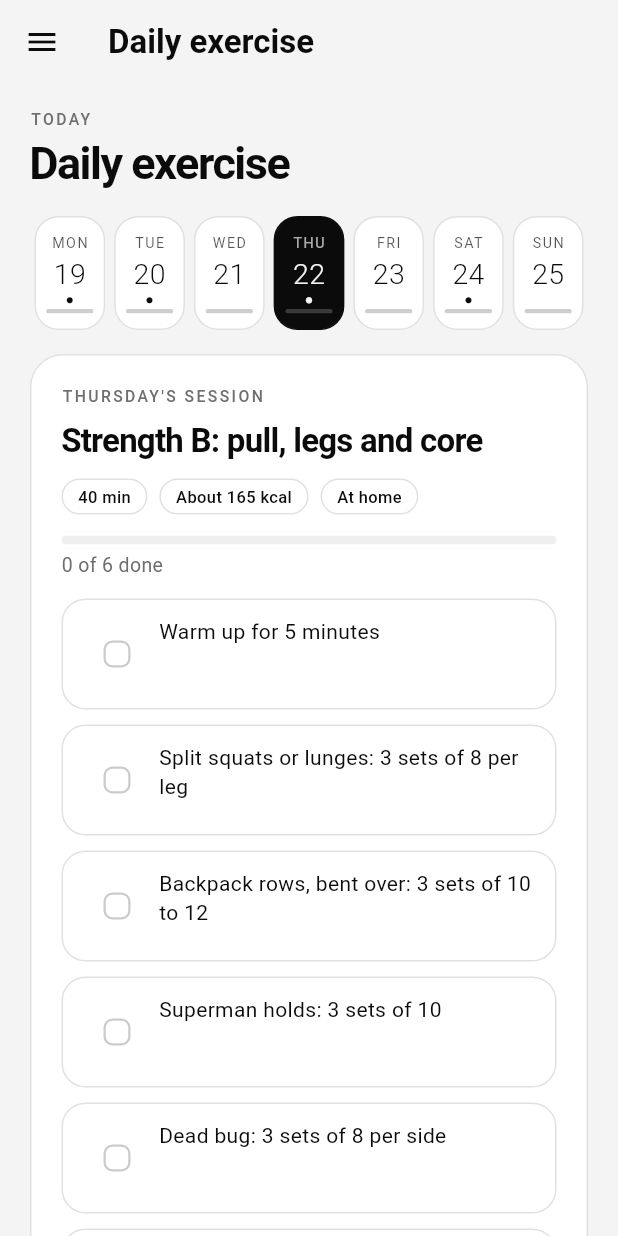
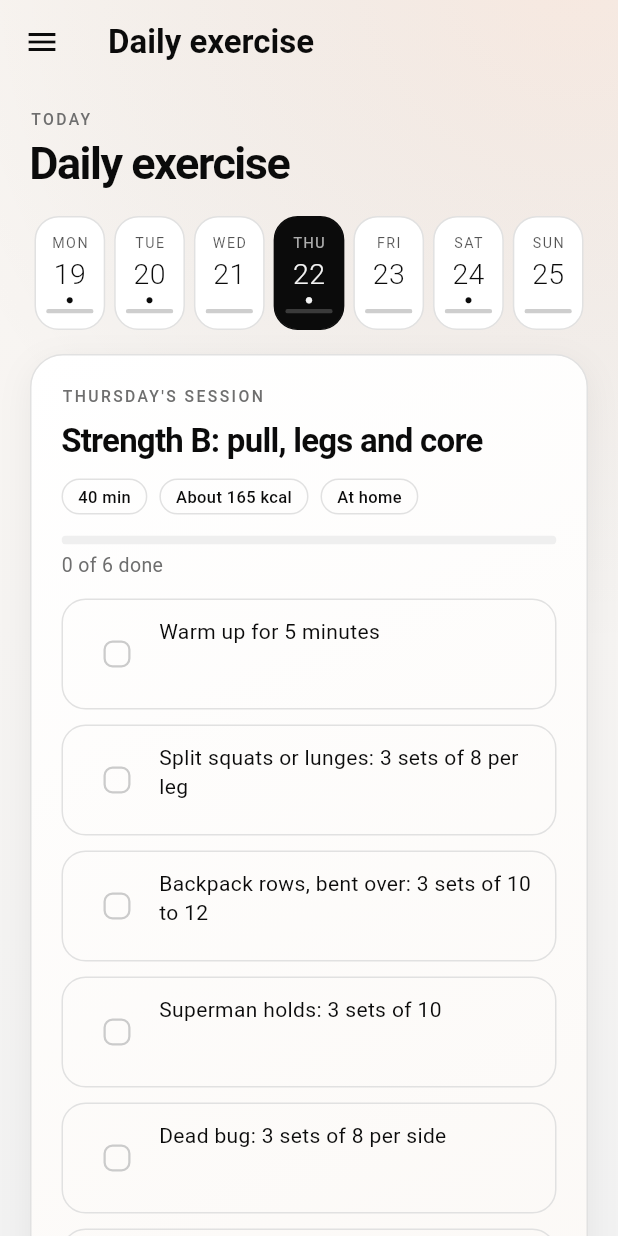
Before and after one commit to usamatech1/pureburn, a Flutter app: the screen it shows after launch, after a tap on "WORKOUT", on a phone screen of 412 x 824 dp. Run offline on Flutter 3.47's test engine with Material 3 defaults, Android fonts, the phone set to English and light mode, and no system bars; our stand-ins replace flutter_local_notifications, google_sign_in, local_auth, pedometer, permission_handler, share_plus and 2 more; missing offline and left inert: dart:html.

Commit message:
Calm premium ambience, clearer switches, light haptics, smoother page changes, debounced saves
Co-Authored-By: Claude Sonnet 5.5 <noreply@anthropic.com>
Claude-Session: https://claude.ai/code/session_01UnSAGRW2TjAb1brdbYaeEo

```diff
--- a/lib/health_pages.dart
+++ b/lib/health_pages.dart
@@ -116,6 +116,7 @@ class _HealthPageState extends State<HealthPage> {
       return;
     }
     final l = readings()..add({'t': 'sugar', 'd': app.selDate, 'v': v, 'c': ctx, 'at': DateTime.now().millisecondsSinceEpoch});
+    buzz(true);
     _store(l);
     sugar.clear();
     setState(() => lastSugar = sugarStatus(v, ctx));
@@ -130,6 +131,7 @@ class _HealthPageState extends State<HealthPage> {
       return;
     }
     final l = readings()..add({'t': 'bp', 'd': app.selDate, 's': s, 'di': d, if (p != null && p >= 30 && p <= 220) 'p': p, 'at': DateTime.now().millisecondsSinceEpoch});
+    buzz(true);
     _store(l);
     sys.clear();
     dia.clear();
--- a/lib/main.dart
+++ b/lib/main.dart
@@ -32,6 +32,11 @@ ThemeData _theme(Brightness b) {
     useMaterial3: true,
     colorScheme: scheme,
     scaffoldBackgroundColor: scheme.surface,
+    switchTheme: SwitchThemeData(
+      thumbColor: WidgetStateProperty.resolveWith((s) => s.contains(WidgetState.selected) ? scheme.onPrimary : (dark ? const Color(0xFFB5B5B5) : const Color(0xFF6B6B6B))),
+      trackColor: WidgetStateProperty.resolveWith((s) => s.contains(WidgetState.selected) ? scheme.primary : (dark ? const Color(0xFF1E1E1E) : const Color(0xFFE2E2E2))),
+      trackOutlineColor: WidgetStateProperty.resolveWith((s) => s.contains(WidgetState.selected) ? scheme.primary : (dark ? const Color(0xFF8A8A8A) : const Color(0xFF7A7A7A))),
+    ),
     checkboxTheme: CheckboxThemeData(
       fillColor: WidgetStateProperty.resolveWith((s) => s.contains(WidgetState.selected) ? scheme.primary : Colors.transparent),
       checkColor: WidgetStateProperty.all(scheme.onPrimary),
@@ -49,6 +54,9 @@ ThemeData _theme(Brightness b) {
   );
 }
 
+final ThemeData _lightTheme = _theme(Brightness.light);
+final ThemeData _darkTheme = _theme(Brightness.dark);
+
 class PureBurnApp extends StatelessWidget {
   const PureBurnApp({super.key});
   @override
@@ -59,8 +67,8 @@ class PureBurnApp extends StatelessWidget {
         title: 'PureBurn',
         debugShowCheckedModeBanner: false,
         themeMode: app.theme,
-        theme: _theme(Brightness.light),
-        darkTheme: _theme(Brightness.dark),
+        theme: _lightTheme,
+        darkTheme: _darkTheme,
         builder: (context, child) => Directionality(
           textDirection: TextDirection.ltr,
           child: child ?? const SizedBox.shrink(),
@@ -134,6 +142,7 @@ class Shell extends StatelessWidget {
                 if (m.group != null)
                   Padding(padding: const EdgeInsets.fromLTRB(12, 14, 12, 6), child: Eyebrow(m.group!)),
                 _NavBtn(m: m, on: app.mod == m.id, onTap: () {
+                  buzz();
                   app.go(m.id);
                   if (drawer) Navigator.of(context).pop();
                 }),
@@ -158,6 +167,7 @@ class Shell extends StatelessWidget {
     final m = mods.firstWhere((x) => x.id == app.mod);
     final body = SingleChildScrollView(
       key: ValueKey(app.mod),
+      primary: false,
       padding: const EdgeInsets.fromLTRB(20, 16, 20, 60),
       child: Center(
         child: ConstrainedBox(
@@ -174,14 +184,24 @@ class Shell extends StatelessWidget {
         ),
       ),
     );
+    final animated = AnimatedSwitcher(
+      duration: const Duration(milliseconds: 220),
+      switchInCurve: Curves.easeOutCubic,
+      transitionBuilder: (w, a) => FadeTransition(
+        opacity: a,
+        child: SlideTransition(position: Tween<Offset>(begin: const Offset(0, 0.015), end: Offset.zero).animate(a), child: w),
+      ),
+      child: body,
+    );
     if (wide) {
-      return LockGate(child: Scaffold(body: Row(children: [_side(context), Expanded(child: body)])));
+      return LockGate(child: Ambient(child: Scaffold(backgroundColor: Colors.transparent, body: Row(children: [_side(context), Expanded(child: animated)]))));
     }
-    return LockGate(child: Scaffold(
-      appBar: AppBar(title: app.mod == 'dashboard' ? const BrandLockup() : Text(m.title, style: const TextStyle(fontWeight: FontWeight.w700)), backgroundColor: Theme.of(context).scaffoldBackgroundColor, elevation: 0),
+    return LockGate(child: Ambient(child: Scaffold(
+      backgroundColor: Colors.transparent,
+      appBar: AppBar(title: app.mod == 'dashboard' ? const BrandLockup() : Text(m.title, style: const TextStyle(fontWeight: FontWeight.w700)), backgroundColor: Colors.transparent, elevation: 0, scrolledUnderElevation: 0),
       drawer: Builder(builder: (ctx) => Drawer(width: 268, child: _side(ctx, drawer: true))),
-      body: body,
-    ));
+      body: animated,
+    )));
   }
 }
 
--- a/lib/services.dart
+++ b/lib/services.dart
@@ -239,6 +239,9 @@ class _LockGateState extends State<LockGate> with WidgetsBindingObserver {
 
   @override
   void didChangeAppLifecycleState(AppLifecycleState s) {
+    if (s == AppLifecycleState.paused || s == AppLifecycleState.inactive || s == AppLifecycleState.hidden) {
+      app.flushNow();
+    }
     if (s == AppLifecycleState.paused) {
       _away = DateTime.now();
     } else if (s == AppLifecycleState.resumed) {
--- a/lib/ui.dart
+++ b/lib/ui.dart
@@ -1,11 +1,61 @@
 import 'package:flutter/material.dart' hide Text;
+import 'package:flutter/services.dart';
 import 'i18n.dart';
+import 'main.dart' show app;
 
 Color fg(BuildContext c) => Theme.of(c).colorScheme.onSurface;
 Color muted(BuildContext c) => Theme.of(c).brightness == Brightness.dark ? const Color(0xFF8D8D8D) : const Color(0xFF6E6E6E);
 Color line(BuildContext c) => Theme.of(c).brightness == Brightness.dark ? const Color(0xFF2A2A2A) : const Color(0xFFE1E1E1);
 Color card(BuildContext c) => Theme.of(c).brightness == Brightness.dark ? const Color(0xFF0F0F0F) : Colors.white;
 Color soft(BuildContext c) => Theme.of(c).brightness == Brightness.dark ? const Color(0xFF181818) : const Color(0xFFEFEFEF);
+
+// Warm ember accent used sparingly on top of the black and white look.
+Color accent(BuildContext c) => Theme.of(c).brightness == Brightness.dark ? const Color(0xFFF0804A) : const Color(0xFFD9602A);
+
+/// A light tap on the phone for key actions. Can be turned off in Settings.
+void buzz([bool strong = false]) {
+  if (app.set['haptics'] == false) return;
+  if (strong) {
+    HapticFeedback.mediumImpact();
+  } else {
+    HapticFeedback.selectionClick();
+  }
+}
+
+/// Soft, calm backdrop: a faint warm glow at the top over a deep gradient.
+class Ambient extends StatelessWidget {
+  final Widget child;
+  const Ambient({super.key, required this.child});
+  @override
+  Widget build(BuildContext context) {
+    final dark = Theme.of(context).brightness == Brightness.dark;
+    return Stack(children: [
+      Positioned.fill(
+        child: RepaintBoundary(
+          child: DecoratedBox(
+            decoration: BoxDecoration(
+              gradient: LinearGradient(
+                begin: Alignment.topCenter,
+                end: Alignment.bottomCenter,
+                colors: dark ? const [Color(0xFF0E0C0B), Color(0xFF050505)] : const [Color(0xFFFAF6F2), Color(0xFFF2F2F2)],
+              ),
+            ),
+            child: DecoratedBox(
+              decoration: BoxDecoration(
+                gradient: RadialGradient(
+                  center: const Alignment(0.85, -1.05),
+                  radius: 1.1,
+                  colors: [accent(context).withOpacity(dark ? 0.10 : 0.09), Colors.transparent],
+                ),
+              ),
+            ),
+          ),
+        ),
+      ),
+      child,
+    ]);
+  }
+}
 
 class Box extends StatelessWidget {
   final Widget child;
@@ -18,9 +68,17 @@ class Box extends StatelessWidget {
       width: double.infinity,
       padding: padding,
       decoration: BoxDecoration(
-        color: dark ? const Color(0xFF0B0B0B) : card(context),
+        color: dark ? const Color(0xFF0B0B0B) : null,
+        gradient: dark
+            ? null
+            : (Theme.of(context).brightness == Brightness.dark
+                ? const LinearGradient(begin: Alignment.topLeft, end: Alignment.bottomRight, colors: [Color(0xFF151413), Color(0xFF0E0E0E)])
+                : const LinearGradient(begin: Alignment.topLeft, end: Alignment.bottomRight, colors: [Colors.white, Color(0xFFFBF8F5)])),
         borderRadius: BorderRadius.circular(22),
         border: Border.all(color: dark ? const Color(0xFF2A2A2A) : line(context)),
+        boxShadow: Theme.of(context).brightness == Brightness.dark || dark
+            ? null
+            : const [BoxShadow(color: Color(0x0F000000), blurRadius: 18, offset: Offset(0, 6))],
       ),
       child: dark ? DefaultTextStyle.merge(style: const TextStyle(color: Colors.white), child: child) : child,
     );
@@ -92,7 +150,7 @@ class Bar extends StatelessWidget {
           tween: Tween<double>(begin: 0, end: (v.isNaN ? 0.0 : v).clamp(0.0, 1.0)),
           duration: const Duration(milliseconds: 900),
           curve: Curves.easeOutCubic,
-          builder: (context, val, _) => LinearProgressIndicator(value: val, minHeight: 6, backgroundColor: soft(context), color: fg(context)),
+          builder: (context, val, _) => LinearProgressIndicator(value: val, minHeight: 6, backgroundColor: soft(context), color: accent(context)),
         ),
       );
 }
@@ -264,7 +322,7 @@ class RingGauge extends StatelessWidget {
         width: size,
         height: size,
         child: CustomPaint(
-          painter: _RingPainter(v, ink ?? fg(context), track ?? soft(context), size * 0.11),
+          painter: _RingPainter(v, ink ?? accent(context), track ?? soft(context), size * 0.11),
           child: Center(child: Text(center, style: TextStyle(fontSize: (size * 0.2).clamp(12.0, 19.0), fontWeight: FontWeight.w600))),
         ),
       ),
--- a/lib/workout_pages.dart
+++ b/lib/workout_pages.dart
@@ -93,6 +93,7 @@ class _WorkoutPageState extends State<WorkoutPage> {
     final l = app.setsFor(date, e.name, n, repsFor(e, _level), 0);
     final s = l[i];
     s.done = !s.done;
+    if (s.done) buzz();
     app.persist();
     final all = l.take(n).every((x) => x.done);
     app.tick('ex', e.id, all);
@@ -476,6 +477,7 @@ class _SleepPageState extends State<SleepPage> {
               final l = app.log(date);
               l.sleep = h;
               l.sleepQ = q;
+              buzz(true);
               app.save();
               setState(() {
                 hours = null;
```
Also changed, not shown: lib/features.dart (+13 -0 lines), lib/nutrition_pages.dart (+8 -1 lines), lib/state.dart (+14 -2 lines).
